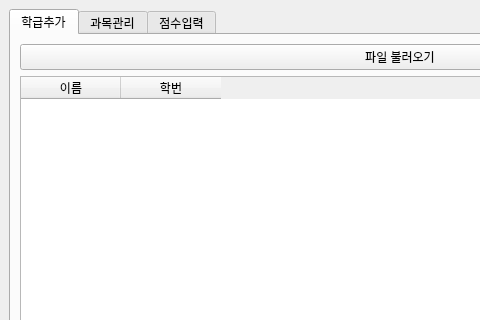
The window that manager.ui (chlwodud77/student-assesment-manager) describes before a commit, drawn with Qt 5; both pictures show x 0 to 480 and y 0 to 320 of the 800 by 835 pixel window.
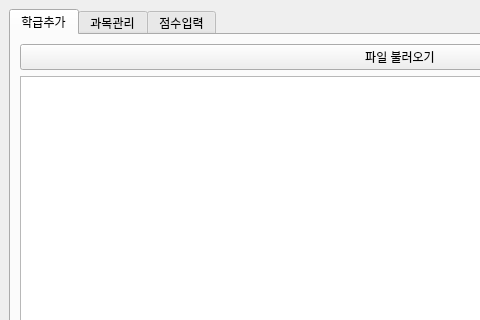
The same window after the commit.

Commit message: class add function  & apply db

```diff
--- a/manager.ui
+++ b/manager.ui
@@ -33,18 +33,7 @@
          </widget>
         </item>
         <item>
-         <widget class="QTableWidget" name="tableWidget">
-          <column>
-           <property name="text">
-            <string>이름</string>
-           </property>
-          </column>
-          <column>
-           <property name="text">
-            <string>학번</string>
-           </property>
-          </column>
-         </widget>
+         <widget class="QTableWidget" name="stdListWidget"/>
         </item>
         <item>
          <widget class="QFrame" name="frame">
```
Left out of the diff: 125 changed lines with no effect on the pictures. The commit also changes 4 other files.
